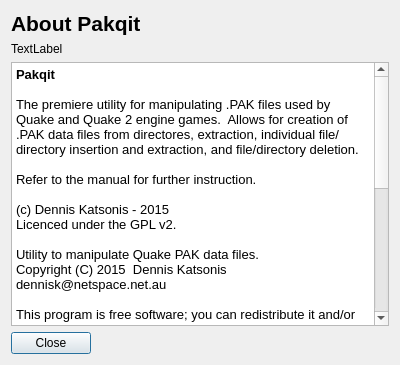
Old version of the form about.ui in the repository BoraxMan/pakqit.
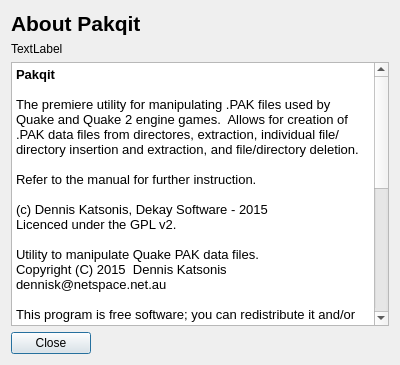
New version of the form.

Diff of the .ui file:
```diff
--- a/about.ui
+++ b/about.ui
@@ -69,31 +69,31 @@
       <string>&lt;!DOCTYPE HTML PUBLIC &quot;-//W3C//DTD HTML 4.0//EN&quot; &quot;http://www.w3.org/TR/REC-html40/strict.dtd&quot;&gt;
 &lt;html&gt;&lt;head&gt;&lt;meta name=&quot;qrichtext&quot; content=&quot;1&quot; /&gt;&lt;style type=&quot;text/css&quot;&gt;
 p, li { white-space: pre-wrap; }
-&lt;/style&gt;&lt;/head&gt;&lt;body style=&quot; font-family:'Sans'; font-size:10pt; font-weight:400; font-style:normal;&quot;&gt;
-&lt;p style=&quot; margin-top:0px; margin-bottom:0px; margin-left:0px; margin-right:0px; -qt-block-indent:0; text-indent:0px;&quot;&gt;&lt;span style=&quot; font-family:'DejaVu Sans'; font-weight:600;&quot;&gt;Pakqit&lt;/span&gt;&lt;/p&gt;
-&lt;p style=&quot;-qt-paragraph-type:empty; margin-top:0px; margin-bottom:0px; margin-left:0px; margin-right:0px; -qt-block-indent:0; text-indent:0px; font-family:'DejaVu Sans';&quot;&gt;&lt;br /&gt;&lt;/p&gt;
-&lt;p style=&quot; margin-top:0px; margin-bottom:0px; margin-left:0px; margin-right:0px; -qt-block-indent:0; text-indent:0px;&quot;&gt;&lt;span style=&quot; font-family:'DejaVu Sans';&quot;&gt;The premiere utility for manipulating .PAK files used by Quake and Quake 2 engine games.  Allows for creation of .PAK data files from directores, extraction, individual file/directory insertion and extraction, and file/directory deletion.&lt;/span&gt;&lt;/p&gt;
-&lt;p style=&quot;-qt-paragraph-type:empty; margin-top:0px; margin-bottom:0px; margin-left:0px; margin-right:0px; -qt-block-indent:0; text-indent:0px; font-family:'DejaVu Sans';&quot;&gt;&lt;br /&gt;&lt;/p&gt;
-&lt;p style=&quot; margin-top:0px; margin-bottom:0px; margin-left:0px; margin-right:0px; -qt-block-indent:0; text-indent:0px;&quot;&gt;&lt;span style=&quot; font-family:'DejaVu Sans';&quot;&gt;Refer to the manual for further instruction.&lt;/span&gt;&lt;/p&gt;
-&lt;p style=&quot;-qt-paragraph-type:empty; margin-top:0px; margin-bottom:0px; margin-left:0px; margin-right:0px; -qt-block-indent:0; text-indent:0px; font-family:'DejaVu Sans';&quot;&gt;&lt;br /&gt;&lt;/p&gt;
-&lt;p style=&quot; margin-top:0px; margin-bottom:0px; margin-left:0px; margin-right:0px; -qt-block-indent:0; text-indent:0px;&quot;&gt;&lt;span style=&quot; font-family:'DejaVu Sans';&quot;&gt;(c) Dennis Katsonis - 2015&lt;/span&gt;&lt;/p&gt;
-&lt;p style=&quot; margin-top:0px; margin-bottom:0px; margin-left:0px; margin-right:0px; -qt-block-indent:0; text-indent:0px;&quot;&gt;&lt;span style=&quot; font-family:'DejaVu Sans';&quot;&gt;Licenced under the GPL v2.&lt;/span&gt;&lt;/p&gt;
-&lt;p style=&quot;-qt-paragraph-type:empty; margin-top:0px; margin-bottom:0px; margin-left:0px; margin-right:0px; -qt-block-indent:0; text-indent:0px; font-family:'DejaVu Sans';&quot;&gt;&lt;br /&gt;&lt;/p&gt;
-&lt;p style=&quot; margin-top:0px; margin-bottom:0px; margin-left:0px; margin-right:0px; -qt-block-indent:0; text-indent:0px;&quot;&gt;&lt;span style=&quot; font-family:'DejaVu Sans';&quot;&gt;Utility to manipulate Quake PAK data files.&lt;/span&gt;&lt;/p&gt;
-&lt;p style=&quot; margin-top:0px; margin-bottom:0px; margin-left:0px; margin-right:0px; -qt-block-indent:0; text-indent:0px;&quot;&gt;&lt;span style=&quot; font-family:'DejaVu Sans';&quot;&gt;Copyright (C) 2015  Dennis Katsonis dennisk@netspace.net.au&lt;/span&gt;&lt;/p&gt;
-&lt;p style=&quot;-qt-paragraph-type:empty; margin-top:0px; margin-bottom:0px; margin-left:0px; margin-right:0px; -qt-block-indent:0; text-indent:0px; font-family:'DejaVu Sans';&quot;&gt;&lt;br /&gt;&lt;/p&gt;
-&lt;p style=&quot; margin-top:0px; margin-bottom:0px; margin-left:0px; margin-right:0px; -qt-block-indent:0; text-indent:0px;&quot;&gt;&lt;span style=&quot; font-family:'DejaVu Sans';&quot;&gt;This program is free software; you can redistribute it and/or modify&lt;/span&gt;&lt;/p&gt;
-&lt;p style=&quot; margin-top:0px; margin-bottom:0px; margin-left:0px; margin-right:0px; -qt-block-indent:0; text-indent:0px;&quot;&gt;&lt;span style=&quot; font-family:'DejaVu Sans';&quot;&gt;it under the terms of the GNU General Public License as published by&lt;/span&gt;&lt;/p&gt;
-&lt;p style=&quot; margin-top:0px; margin-bottom:0px; margin-left:0px; margin-right:0px; -qt-block-indent:0; text-indent:0px;&quot;&gt;&lt;span style=&quot; font-family:'DejaVu Sans';&quot;&gt;the Free Software Foundation; either version 2 of the License, or&lt;/span&gt;&lt;/p&gt;
-&lt;p style=&quot; margin-top:0px; margin-bottom:0px; margin-left:0px; margin-right:0px; -qt-block-indent:0; text-indent:0px;&quot;&gt;&lt;span style=&quot; font-family:'DejaVu Sans';&quot;&gt;(at your option) any later version.&lt;/span&gt;&lt;/p&gt;
-&lt;p style=&quot;-qt-paragraph-type:empty; margin-top:0px; margin-bottom:0px; margin-left:0px; margin-right:0px; -qt-block-indent:0; text-indent:0px; font-family:'DejaVu Sans';&quot;&gt;&lt;br /&gt;&lt;/p&gt;
-&lt;p style=&quot; margin-top:0px; margin-bottom:0px; margin-left:0px; margin-right:0px; -qt-block-indent:0; text-indent:0px;&quot;&gt;&lt;span style=&quot; font-family:'DejaVu Sans';&quot;&gt;This program is distributed in the hope that it will be useful,&lt;/span&gt;&lt;/p&gt;
-&lt;p style=&quot; margin-top:0px; margin-bottom:0px; margin-left:0px; margin-right:0px; -qt-block-indent:0; text-indent:0px;&quot;&gt;&lt;span style=&quot; font-family:'DejaVu Sans';&quot;&gt;but WITHOUT ANY WARRANTY; without even the implied warranty of&lt;/span&gt;&lt;/p&gt;
-&lt;p style=&quot; margin-top:0px; margin-bottom:0px; margin-left:0px; margin-right:0px; -qt-block-indent:0; text-indent:0px;&quot;&gt;&lt;span style=&quot; font-family:'DejaVu Sans';&quot;&gt;MERCHANTABILITY or FITNESS FOR A PARTICULAR PURPOSE.  See the&lt;/span&gt;&lt;/p&gt;
-&lt;p style=&quot; margin-top:0px; margin-bottom:0px; margin-left:0px; margin-right:0px; -qt-block-indent:0; text-indent:0px;&quot;&gt;&lt;span style=&quot; font-family:'DejaVu Sans';&quot;&gt;GNU General Public License for more details.&lt;/span&gt;&lt;/p&gt;
-&lt;p style=&quot;-qt-paragraph-type:empty; margin-top:0px; margin-bottom:0px; margin-left:0px; margin-right:0px; -qt-block-indent:0; text-indent:0px; font-family:'DejaVu Sans';&quot;&gt;&lt;br /&gt;&lt;/p&gt;
-&lt;p style=&quot; margin-top:0px; margin-bottom:0px; margin-left:0px; margin-right:0px; -qt-block-indent:0; text-indent:0px;&quot;&gt;&lt;span style=&quot; font-family:'DejaVu Sans';&quot;&gt;You should have received a copy of the GNU General Public License along with this program; if not, write to the Free Software Foundation, Inc., 51 Franklin Street, Fifth Floor, Boston, MA 02110-1301 USA.&lt;/span&gt;&lt;/p&gt;
-&lt;p style=&quot;-qt-paragraph-type:empty; margin-top:0px; margin-bottom:0px; margin-left:0px; margin-right:0px; -qt-block-indent:0; text-indent:0px; font-family:'DejaVu Sans';&quot;&gt;&lt;br /&gt;&lt;/p&gt;&lt;/body&gt;&lt;/html&gt;</string>
+&lt;/style&gt;&lt;/head&gt;&lt;body style=&quot; font-family:'DejaVu Sans'; font-size:10pt; font-weight:400; font-style:normal;&quot;&gt;
+&lt;p style=&quot; margin-top:0px; margin-bottom:0px; margin-left:0px; margin-right:0px; -qt-block-indent:0; text-indent:0px;&quot;&gt;&lt;span style=&quot; font-weight:600;&quot;&gt;Pakqit&lt;/span&gt;&lt;/p&gt;
+&lt;p style=&quot;-qt-paragraph-type:empty; margin-top:0px; margin-bottom:0px; margin-left:0px; margin-right:0px; -qt-block-indent:0; text-indent:0px;&quot;&gt;&lt;br /&gt;&lt;/p&gt;
+&lt;p style=&quot; margin-top:0px; margin-bottom:0px; margin-left:0px; margin-right:0px; -qt-block-indent:0; text-indent:0px;&quot;&gt;The premiere utility for manipulating .PAK files used by Quake and Quake 2 engine games.  Allows for creation of .PAK data files from directores, extraction, individual file/directory insertion and extraction, and file/directory deletion.&lt;/p&gt;
+&lt;p style=&quot;-qt-paragraph-type:empty; margin-top:0px; margin-bottom:0px; margin-left:0px; margin-right:0px; -qt-block-indent:0; text-indent:0px;&quot;&gt;&lt;br /&gt;&lt;/p&gt;
+&lt;p style=&quot; margin-top:0px; margin-bottom:0px; margin-left:0px; margin-right:0px; -qt-block-indent:0; text-indent:0px;&quot;&gt;Refer to the manual for further instruction.&lt;/p&gt;
+&lt;p style=&quot;-qt-paragraph-type:empty; margin-top:0px; margin-bottom:0px; margin-left:0px; margin-right:0px; -qt-block-indent:0; text-indent:0px;&quot;&gt;&lt;br /&gt;&lt;/p&gt;
+&lt;p style=&quot; margin-top:0px; margin-bottom:0px; margin-left:0px; margin-right:0px; -qt-block-indent:0; text-indent:0px;&quot;&gt;(c) Dennis Katsonis, Dekay Software - 2015&lt;/p&gt;
+&lt;p style=&quot; margin-top:0px; margin-bottom:0px; margin-left:0px; margin-right:0px; -qt-block-indent:0; text-indent:0px;&quot;&gt;Licenced under the GPL v2.&lt;/p&gt;
+&lt;p style=&quot;-qt-paragraph-type:empty; margin-top:0px; margin-bottom:0px; margin-left:0px; margin-right:0px; -qt-block-indent:0; text-indent:0px;&quot;&gt;&lt;br /&gt;&lt;/p&gt;
+&lt;p style=&quot; margin-top:0px; margin-bottom:0px; margin-left:0px; margin-right:0px; -qt-block-indent:0; text-indent:0px;&quot;&gt;Utility to manipulate Quake PAK data files.&lt;/p&gt;
+&lt;p style=&quot; margin-top:0px; margin-bottom:0px; margin-left:0px; margin-right:0px; -qt-block-indent:0; text-indent:0px;&quot;&gt;Copyright (C) 2015  Dennis Katsonis dennisk@netspace.net.au&lt;/p&gt;
+&lt;p style=&quot;-qt-paragraph-type:empty; margin-top:0px; margin-bottom:0px; margin-left:0px; margin-right:0px; -qt-block-indent:0; text-indent:0px;&quot;&gt;&lt;br /&gt;&lt;/p&gt;
+&lt;p style=&quot; margin-top:0px; margin-bottom:0px; margin-left:0px; margin-right:0px; -qt-block-indent:0; text-indent:0px;&quot;&gt;This program is free software; you can redistribute it and/or modify&lt;/p&gt;
+&lt;p style=&quot; margin-top:0px; margin-bottom:0px; margin-left:0px; margin-right:0px; -qt-block-indent:0; text-indent:0px;&quot;&gt;it under the terms of the GNU General Public License as published by&lt;/p&gt;
+&lt;p style=&quot; margin-top:0px; margin-bottom:0px; margin-left:0px; margin-right:0px; -qt-block-indent:0; text-indent:0px;&quot;&gt;the Free Software Foundation; either version 2 of the License, or&lt;/p&gt;
+&lt;p style=&quot; margin-top:0px; margin-bottom:0px; margin-left:0px; margin-right:0px; -qt-block-indent:0; text-indent:0px;&quot;&gt;(at your option) any later version.&lt;/p&gt;
+&lt;p style=&quot;-qt-paragraph-type:empty; margin-top:0px; margin-bottom:0px; margin-left:0px; margin-right:0px; -qt-block-indent:0; text-indent:0px;&quot;&gt;&lt;br /&gt;&lt;/p&gt;
+&lt;p style=&quot; margin-top:0px; margin-bottom:0px; margin-left:0px; margin-right:0px; -qt-block-indent:0; text-indent:0px;&quot;&gt;This program is distributed in the hope that it will be useful,&lt;/p&gt;
+&lt;p style=&quot; margin-top:0px; margin-bottom:0px; margin-left:0px; margin-right:0px; -qt-block-indent:0; text-indent:0px;&quot;&gt;but WITHOUT ANY WARRANTY; without even the implied warranty of&lt;/p&gt;
+&lt;p style=&quot; margin-top:0px; margin-bottom:0px; margin-left:0px; margin-right:0px; -qt-block-indent:0; text-indent:0px;&quot;&gt;MERCHANTABILITY or FITNESS FOR A PARTICULAR PURPOSE.  See the&lt;/p&gt;
+&lt;p style=&quot; margin-top:0px; margin-bottom:0px; margin-left:0px; margin-right:0px; -qt-block-indent:0; text-indent:0px;&quot;&gt;GNU General Public License for more details.&lt;/p&gt;
+&lt;p style=&quot;-qt-paragraph-type:empty; margin-top:0px; margin-bottom:0px; margin-left:0px; margin-right:0px; -qt-block-indent:0; text-indent:0px;&quot;&gt;&lt;br /&gt;&lt;/p&gt;
+&lt;p style=&quot; margin-top:0px; margin-bottom:0px; margin-left:0px; margin-right:0px; -qt-block-indent:0; text-indent:0px;&quot;&gt;You should have received a copy of the GNU General Public License along with this program; if not, write to the Free Software Foundation, Inc., 51 Franklin Street, Fifth Floor, Boston, MA 02110-1301 USA.&lt;/p&gt;
+&lt;p style=&quot;-qt-paragraph-type:empty; margin-top:0px; margin-bottom:0px; margin-left:0px; margin-right:0px; -qt-block-indent:0; text-indent:0px;&quot;&gt;&lt;br /&gt;&lt;/p&gt;&lt;/body&gt;&lt;/html&gt;</string>
      </property>
     </widget>
    </item>
```
